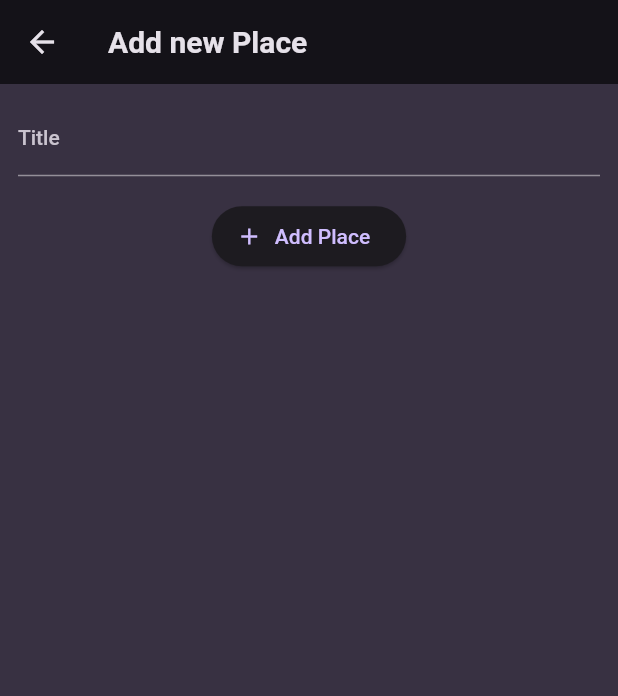
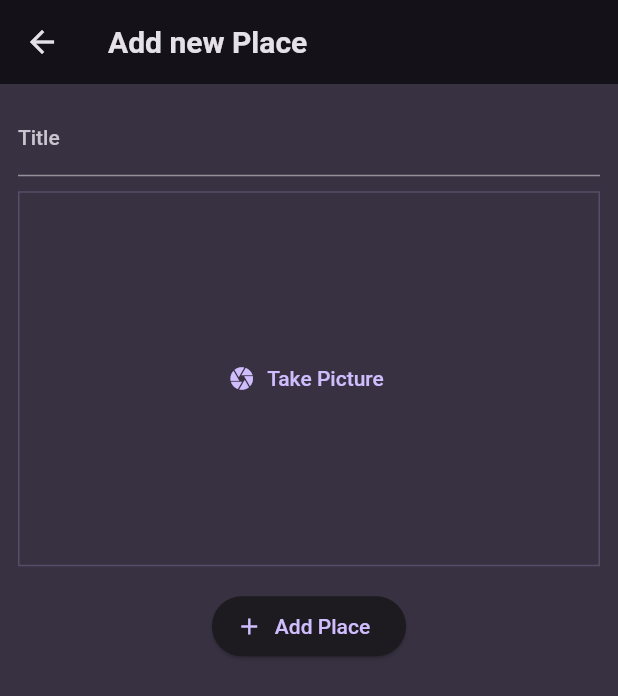
Before and after one commit to drood87/favorite_places, a Flutter app: the AddPlaces screen opened directly, on a phone screen of 412 x 824 dp. Shown: the top 696 px of the screen. Run offline on Flutter 3.47's test engine with Material 2 defaults, Android fonts, the phone set to English and light mode, and no system bars; our stand-ins replace flutter_bloc, google_fonts.

Commit message:
adding image input screen

```diff
--- a/lib/screens/add_places.dart
+++ b/lib/screens/add_places.dart
@@ -1,5 +1,6 @@
 import 'package:favorite_places/cubits/places_cubit.dart';
 import 'package:favorite_places/models/place.dart';
+import 'package:favorite_places/widgets/image_input.dart';
 import 'package:flutter/material.dart';
 import 'package:flutter_bloc/flutter_bloc.dart';
 
@@ -44,6 +45,10 @@ class _AddPlacesState extends State<AddPlaces> {
               ),
             ),
             const SizedBox(
+              height: 10,
+            ),
+            ImageInput(),
+            const SizedBox(
               height: 16,
             ),
             ConstrainedBox(
--- /dev/null
+++ b/lib/widgets/image_input.dart
@@ -0,0 +1,34 @@
+import 'package:flutter/material.dart';
+
+class ImageInput extends StatefulWidget {
+  const ImageInput({super.key});
+
+  @override
+  State<ImageInput> createState() => _ImageInputState();
+}
+
+class _ImageInputState extends State<ImageInput> {
+  void _takePicture() {
+    return;
+  }
+
+  @override
+  Widget build(BuildContext context) {
+    return Container(
+      decoration: BoxDecoration(
+        border: Border.all(
+          width: 1,
+          color: Theme.of(context).colorScheme.primary.withOpacity(.2),
+        ),
+      ),
+      height: 250,
+      width: double.infinity,
+      alignment: Alignment.center,
+      child: TextButton.icon(
+        onPressed: _takePicture,
+        icon: const Icon(Icons.camera),
+        label: const Text('Take Picture'),
+      ),
+    );
+  }
+}
```
